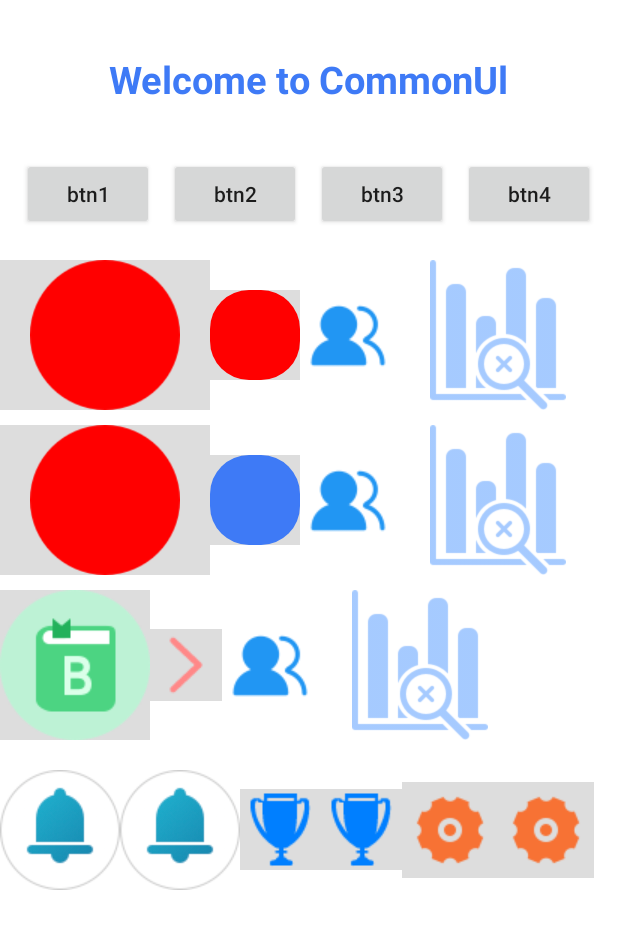
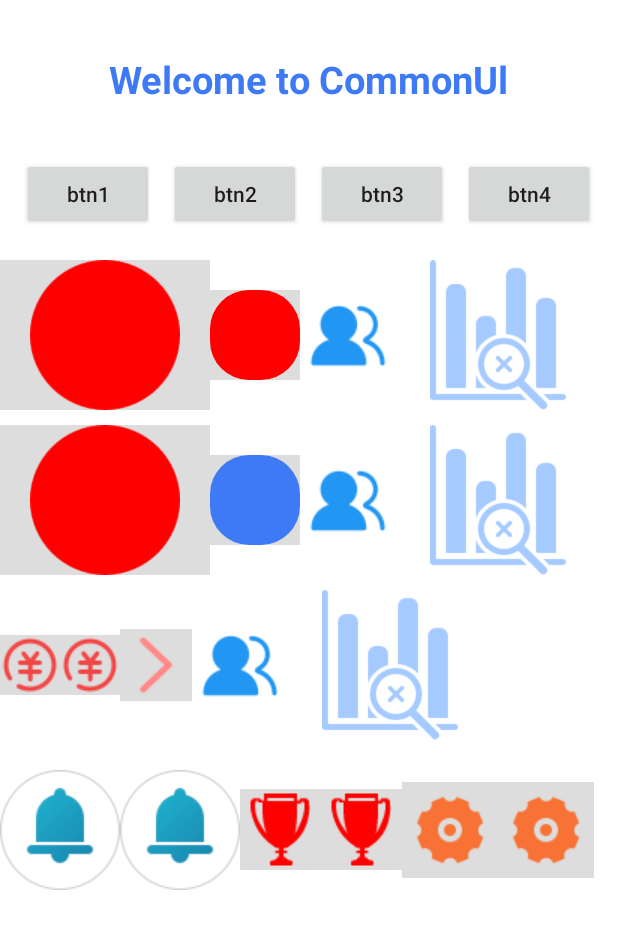
Before and after one commit to DGUTyu/CommonUI, an Android app: the screen it shows after launch (TestActivity), after a tap on "btn2", on a phone screen of 412 x 824 dp. Shown: the top 929 px of the screen. Run offline under Robolectric (Android 15) with nearby library versions, the phone set to English and light mode, and no system bars; 1 statement that could not run was skipped; 2 other taps on this screen came first.

Commit message:
优化ImageViewPro代码

```diff
--- a/UIlibrary/src/main/java/com/wxdgut/uilibrary/iv/AppConfig.java
+++ b/UIlibrary/src/main/java/com/wxdgut/uilibrary/iv/AppConfig.java
@@ -4,5 +4,5 @@ package com.wxdgut.uilibrary.iv;
  * 接口 AppConfig，用于访问 调用者的 BuildConfigField 变量
  */
 public interface AppConfig {
-    int getDefaultColor();
+    int getDefaultColorId();
 }
--- a/UIlibrary/src/main/java/com/wxdgut/uilibrary/iv/ImageViewPro.java
+++ b/UIlibrary/src/main/java/com/wxdgut/uilibrary/iv/ImageViewPro.java
@@ -9,7 +9,6 @@ import android.graphics.drawable.Drawable;
 import android.support.v4.content.ContextCompat;
 import android.support.v7.widget.AppCompatImageView;
 import android.util.AttributeSet;
-import android.util.Log;
 
 import com.wxdgut.uilibrary.R;
 
@@ -22,11 +21,11 @@ import com.wxdgut.uilibrary.R;
  * 2.在Application的onCreate方法中初始化ImageViewPro
  *         ImgProUtils.init(new AppConfig() {
  *             @Override
- *             public int getDefaultColor() {
+ *             public int getDefaultColorId() {
  *                 return BuildConfig.IMG_PRO_COLOR;
  *             }
  *         });
- * 3.布局文件中使用ImageViewPro
+ * 3.布局文件中使用ImageViewPro，建议指明好src
  *         <com.wxdgut.uilibrary.iv.ImageViewPro
  *             android:id="@+id/iv_man"
  *             android:layout_width="wrap_content"
@@ -37,17 +36,11 @@ import com.wxdgut.uilibrary.R;
  * 5.代码中改ImageViewPro的颜色或图标及颜色
  *         iv_man.setImageResourceWithColor(R.drawable.img_woman, R.color.red);
  *         iv_data.setTint(R.color.red);
- *
- * 注意事项：
- * 1.一个src图片,如果在xml布局中使用了ImageViewPro，则在任何一个xml下该src图片使用ImageView时也会表现出ImageViewPro的效果
- * 2.想要ImageViewPro的app:defaultColor属性生效，则要确保该src图片对应的众多ImageViewPro中，最后一个要设置app:defaultColor。否则，app:defaultColor会被默认颜色替换。
- * 综上，即可得出：
- * 1、一个src图片仅需设置一次ImageViewPro即可达到全局替换效果
- * 2、如果需要设置app:defaultColor属性，仅需在src图片对应的、唯一一个的ImageViewPro中设置。
  */
 public class ImageViewPro extends AppCompatImageView {
     private int mImageResId = -1;
     private int mColor = Color.BLACK;
+    private int defaultColorId;
     private int defaultColor;
 
     public ImageViewPro(Context context) {
@@ -82,16 +75,20 @@ public class ImageViewPro extends AppCompatImageView {
             }
         }
         if (mImageResId != -1) {
-            int color = ImgProUtils.getDefaultColor();
+            defaultColorId = ImgProUtils.getDefaultColorId();
             if (defaultColor != 0) {
                 setImageResourceWithColor(mImageResId, defaultColor);
             } else {
-                setImageResourceWithColorId(mImageResId, color);
+                setImageResourceWithColorId(mImageResId, defaultColorId);
             }
+
+//            if (defaultColor == 0)
+//                defaultColor = ContextCompat.getColor(getContext(), defaultColorId);
+//            setImageResourceWithColor(mImageResId, defaultColor);
         }
     }
 
-    //更换图片资源并着色
+    // 在运行时动态更换图片资源并着色
     public void setImageResourceWithColor(int resId, int color) {
         // 静态方法，通过传入一个 Context 对象和 Drawable 资源的 ID 来获取相应的 Drawable 对象
         Drawable drawable = ContextCompat.getDrawable(getContext(), resId);
@@ -104,13 +101,18 @@ public class ImageViewPro extends AppCompatImageView {
         setImageDrawable(drawable);
     }
 
-    //更换图片资源并着色
+    // 在运行时动态更换图片资源并着色
     public void setImageResourceWithColorId(int resId, int colorId) {
         int color = ContextCompat.getColor(getContext(), colorId);
         setImageResourceWithColor(resId, color);
     }
 
-    // 在运行时动态改变 ImageView 的颜色，本质上和setImageResourceWithColor无差别
+    // 在运行时动态更换图片资源并着主题色
+    public void setImageResource(int resId) {
+        setImageResourceWithColorId(resId, defaultColorId);
+    }
+
+    // 在运行时动态改变 ImageView 的颜色
     public void setColor(int color) {
         //  ImageView 类中的非静态方法，只能在 ImageView 类及其子类中使用，用于获取当前 ImageView 中显示的 Drawable 对象。
         Drawable drawable = getDrawable();
@@ -123,10 +125,35 @@ public class ImageViewPro extends AppCompatImageView {
         invalidate();
     }
 
-    // 在运行时动态改变 ImageView 的颜色，本质上和setImageResourceWithColorId无差别
+    // 在运行时动态改变 ImageView 的颜色
     public void setColorId(int colorId) {
         int color = ContextCompat.getColor(getContext(), colorId);
         setColor(color);
+    }
+
+    // 在运行时动态恢复 ImageView 的颜色
+    public void setDefaultColor() {
+        int color = ContextCompat.getColor(getContext(), defaultColorId);
+        setColor(color);
+    }
+
+    // 在运行时动态恢复 ImageView 的图片及颜色
+    public void setDefault() {
+        if (mImageResId == -1) return;
+        setImageResourceWithColorId(mImageResId, defaultColorId);
+    }
+
+    // 运行时，批量修改该页面中其他图标的颜色。此方法也可以当做工具类方法来使用，new一个ImageViewPro对象来执行此种方法。
+    public void changeOtherImgByColor(int color, int... resIds) {
+        for (int i = 0; i < resIds.length; i++) {
+            setImageResourceWithColor(resIds[i], color);
+        }
+    }
+
+    // 运行时，批量修改该页面中其他图标的颜色。此方法也可以当做工具类方法来使用，new一个ImageViewPro对象来执行此种方法。
+    public void changeOtherImgByColorId(int colorId, int... resIds) {
+        int color = ContextCompat.getColor(getContext(), colorId);
+        changeOtherImgByColor(color, resIds);
     }
 
     @Override
--- a/app/src/main/java/com/wxdgut/commonui/test/TestActivity.java
+++ b/app/src/main/java/com/wxdgut/commonui/test/TestActivity.java
@@ -19,7 +19,7 @@ public class TestActivity extends BaseTestActivity implements View.OnClickListen
     private TextView tv_welcome;
     private Button btn1, btn2, btn3, btn4;
     ImageView iv_business;
-    ImageViewPro iv_man, iv_data, iv_shop;
+    ImageViewPro iv_man, iv_data, iv_shop,img_rv_icon_1;
     final boolean[] isClick = {false, false, false, false};
 
     @Override
@@ -41,6 +41,9 @@ public class TestActivity extends BaseTestActivity implements View.OnClickListen
         iv_shop = findViewById(R.id.iv_shop);
         iv_man = findViewById(R.id.iv_man);
         iv_data = findViewById(R.id.iv_data);
+        img_rv_icon_1 = findViewById(R.id.img_rv_icon_1);
+        ImageViewPro imageViewPro = new ImageViewPro(this);
+        imageViewPro.changeOtherImgByColorId(R.color.red, R.drawable.img_reward, R.drawable.img_no_data);
     }
 
     //初始化事件
@@ -67,10 +70,13 @@ public class TestActivity extends BaseTestActivity implements View.OnClickListen
                 //show("btn1");
                 //SecondActivity.startActivity(baseContext, false, "one", "two");
                 changePngColor(this, iv_business, R.drawable.img_business, getResources().getColor(R.color.red));
+                img_rv_icon_1.setImageResourceWithColorId(R.drawable.img_reward,R.color.red);
                 break;
             case R.id.btn2:
                 //toast("btn2");
-                changePngColor(this, iv_shop, R.drawable.shape_blue_btn_bg, getResources().getColor(R.color.red));
+                //changePngColor(this, iv_shop, R.drawable.shape_blue_btn_bg, getResources().getColor(R.color.red));
+                iv_shop.setColorId(R.color.red);
+                img_rv_icon_1.setDefault();
                 break;
             case R.id.btn3:
                 //toast("btn3");
--- a/app/src/main/res/layout/activity_test.xml
+++ b/app/src/main/res/layout/activity_test.xml
@@ -146,11 +146,18 @@
         android:orientation="horizontal"
         app:layout_constraintTop_toBottomOf="@+id/linearLayout5">
 
+        <com.wxdgut.uilibrary.iv.ImageViewPro
+            android:id="@+id/img_rv_icon_1"
+            android:layout_width="wrap_content"
+            android:layout_height="wrap_content"
+            android:background="#dddddd"
+            android:src="@drawable/img_money" />
+
         <ImageView
             android:layout_width="wrap_content"
             android:layout_height="wrap_content"
             android:background="#dddddd"
-            android:src="@drawable/img_rv_icon_1" />
+            android:src="@drawable/img_money" />
 
         <ImageView
             android:layout_width="wrap_content"
@@ -192,7 +199,8 @@
             android:layout_width="wrap_content"
             android:layout_height="wrap_content"
             android:background="#dddddd"
-            android:src="@drawable/img_reward" />
+            android:src="@drawable/img_reward"
+            app:defaultColor="@color/black"/>
 
         <ImageView
             android:layout_width="wrap_content"
```
Also changed, not shown: UIlibrary/src/main/java/com/wxdgut/uilibrary/iv/ImgProUtils.java (+3 -49 lines), app/src/main/java/com/wxdgut/commonui/test/MyApplication.java (+1 -1 lines), app/src/main/res/drawable/img_money.png (added).
